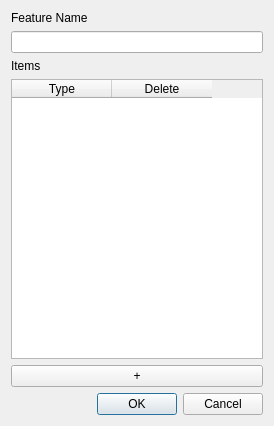
First picture: the form in loopstructural/gui/modelling/geological_model_tab/add_foliation_dialog.ui, repository Loop3D/plugin_loopstructural, before the edit.
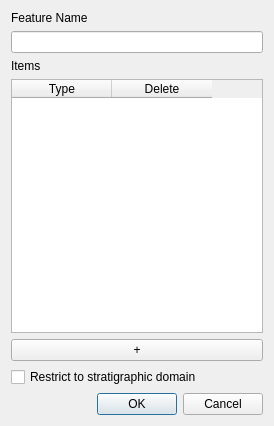
Second picture: the form after the edit.

Commit message:
feat: add option to restrict a foliation to the stratigraphic domain
create_and_add_foliation applies the unconformity regions of features
already in the model, so a foliation added after the stratigraphy only
exists below the base of the column. A foliation whose data is inside
the stratigraphic units (e.g. a cleavage) was then NaN at all its data.
Add a "Restrict to stratigraphic domain" check box (off by default) to
the Add Foliation dialog; when off, the unconformity regions are removed.

Patch:
```diff
--- a/loopstructural/gui/modelling/geological_model_tab/add_foliation_dialog.ui
+++ b/loopstructural/gui/modelling/geological_model_tab/add_foliation_dialog.ui
@@ -61,6 +61,19 @@
      </property>
     </widget>
    </item>
+   <item>
+    <widget class="QCheckBox" name="restrict_to_stratigraphic_domain_checkbox">
+     <property name="toolTip">
+      <string>&lt;html&gt;&lt;head/&gt;&lt;body&gt;&lt;p&gt;If checked, the foliation is cropped by the unconformities of the stratigraphic column and only exists below them. Leave unchecked when the foliation's data lies within the stratigraphic units (e.g. a cleavage or axial surface).&lt;/p&gt;&lt;/body&gt;&lt;/html&gt;</string>
+     </property>
+     <property name="text">
+      <string>Restrict to stratigraphic domain</string>
+     </property>
+     <property name="checked">
+      <bool>false</bool>
+     </property>
+    </widget>
+   </item>
    <item>
     <widget class="QDialogButtonBox" name="buttonBox">
      <property name="standardButtons">
```
The commit also changes 3 other files.
